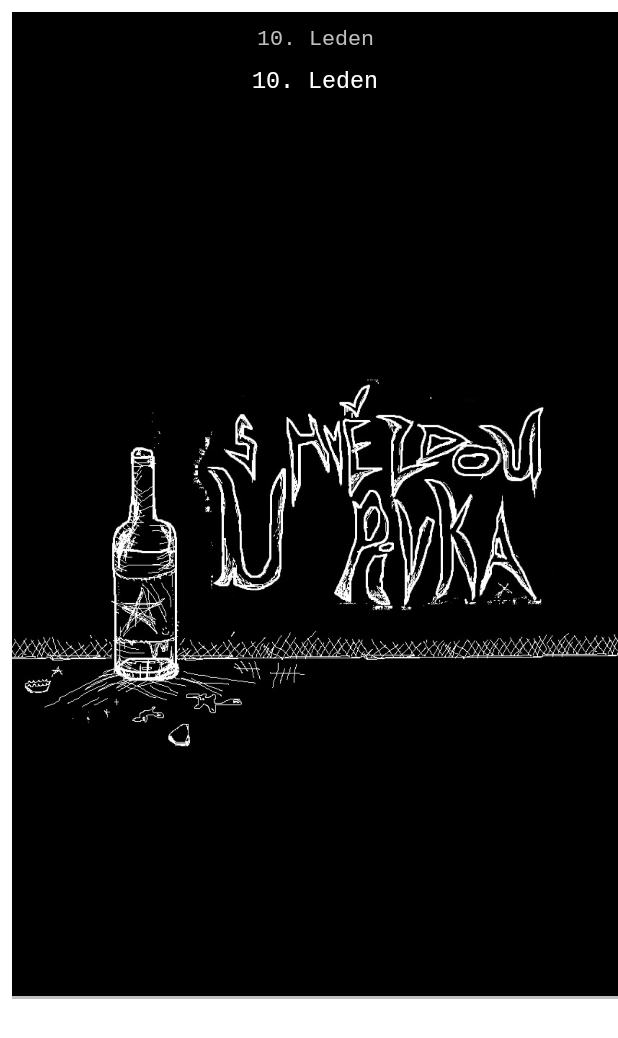
After one commit to vojtaiii/Radio_Sumys, an Android app: the layout news_item.xml on its own in the app's theme, with its tools: preview values and no code run, on a phone screen of 412 x 824 dp. The commit adds this screen. Shown: the top 1038 px of the screen. Run offline under Robolectric (Android 15) with nearby library versions, the phone set to English and light mode, and no system bars; network calls fail.

Commit message:
News section implemented

```diff
--- a/app/src/main/java/cz/sumys/rdiosum/applications/SumysApplication.kt
+++ b/app/src/main/java/cz/sumys/rdiosum/applications/SumysApplication.kt
@@ -5,6 +5,7 @@ import android.app.Notification
 import android.app.NotificationChannel
 import android.app.NotificationManager
 import android.os.Build
+import com.jakewharton.threetenabp.AndroidThreeTen
 
 class SumysApplication: Application() {
     //private lateinit var log: Logger
@@ -17,6 +18,7 @@ class SumysApplication: Application() {
         super.onCreate()
 
         //createLogFolder()
+        AndroidThreeTen.init(this)
         createNotificationChannels()
         //log.debug("Sumys application started")
     }
--- a/app/src/main/java/cz/sumys/rdiosum/viewmodels/ChatViewModel.kt
+++ b/app/src/main/java/cz/sumys/rdiosum/viewmodels/ChatViewModel.kt
@@ -1,3 +1,4 @@
+
 package cz.sumys.rdiosum.viewmodels
 
 import android.app.Application
@@ -270,7 +271,7 @@ class ChatViewModel(val database: SumysDatabaseDao, application: Application)
 
 
     private companion object {
-        private val MAX_NICK_LENGTH: Int = 12
+        private const val MAX_NICK_LENGTH: Int = 12
         private val LIVECHAT_SLYS_URL: URL = URL("https://devel.radio.sumys.cz/scripts/livechat-slys.py")
         private val LIVECHAT_PREV_URL: URL = URL("https://devel.radio.sumys.cz/scripts/livechat-prev.py")
         private val LIVECHAT_MLUV_URL: URL = URL("https://devel.radio.sumys.cz/scripts/livechat-mluv.py")
--- /dev/null
+++ b/app/src/main/res/layout/news_item.xml
@@ -0,0 +1,69 @@
+<?xml version="1.0" encoding="utf-8"?>
+<layout xmlns:android="http://schemas.android.com/apk/res/android"
+    xmlns:app="http://schemas.android.com/apk/res-auto"
+    xmlns:tools="http://schemas.android.com/tools">
+
+    <data>
+        <variable
+            name="news_message"
+            type="cz.sumys.rdiosum.database.NewsMessage" />
+    </data>
+
+    <androidx.constraintlayout.widget.ConstraintLayout
+        android:layout_width="match_parent"
+        android:layout_height="wrap_content"
+        android:background="@color/black"
+        android:layout_marginStart="8dp"
+        android:layout_marginTop="8dp">
+
+        <TextView
+            android:id="@+id/newsDate"
+            android:layout_width="wrap_content"
+            android:layout_height="wrap_content"
+            android:layout_marginTop="4dp"
+            android:paddingStart="8dp"
+            android:paddingTop="4dp"
+            android:paddingEnd="8dp"
+            android:text="10. Leden"
+            android:textColor="#C0C0C0"
+            app:layout_constraintEnd_toEndOf="parent"
+            app:layout_constraintStart_toStartOf="parent"
+            app:layout_constraintTop_toTopOf="parent"
+            tools:ignore="HardcodedText" />
+
+        <TextView
+            android:id="@+id/newsMessage"
+            android:layout_width="wrap_content"
+            android:layout_height="wrap_content"
+            android:layout_marginTop="4dp"
+            android:paddingStart="8dp"
+            android:paddingTop="4dp"
+            android:paddingEnd="8dp"
+            android:text="10. Leden"
+            android:textColor="@color/white"
+            android:textSize="16sp"
+            app:layout_constraintEnd_toEndOf="parent"
+            app:layout_constraintStart_toStartOf="parent"
+            app:layout_constraintTop_toBottomOf="@id/newsDate"
+            tools:ignore="HardcodedText" />
+
+        <ImageView
+            android:id="@+id/newsImage"
+            android:layout_width="wrap_content"
+            android:layout_height="wrap_content"
+            android:layout_marginTop="16dp"
+            app:layout_constraintStart_toStartOf="parent"
+            app:layout_constraintEnd_toEndOf="parent"
+            app:layout_constraintTop_toBottomOf="@id/newsMessage"
+            app:srcCompat="@drawable/hvezda_u_pivka" />
+
+        <View
+            android:layout_width="match_parent"
+            android:layout_height="2dp"
+            android:layout_marginTop="16dp"
+            app:layout_constraintTop_toBottomOf="@id/newsImage"
+            android:background="#C0C0C0"/>
+
+
+    </androidx.constraintlayout.widget.ConstraintLayout>
+</layout>
--- a/app/src/main/res/menu/bottom_menu.xml
+++ b/app/src/main/res/menu/bottom_menu.xml
@@ -6,6 +6,12 @@
         android:id="@+id/titleFragment"
         android:icon="@drawable/ic_radio"
         android:title="Rádio"
+        tools:ignore="HardcodedText" />
+
+    <item
+        android:id="@+id/newsFragment"
+        android:icon="@drawable/ic_novinky"
+        android:title="Novinky"
         tools:ignore="HardcodedText" />
 
     <item
--- a/app/src/main/res/navigation/navigation.xml
+++ b/app/src/main/res/navigation/navigation.xml
@@ -21,4 +21,8 @@
         android:id="@+id/archivFragment"
         android:name="cz.sumys.rdiosum.fragments.ArchivFragment"
         tools:layout="@layout/fragment_archiv" />
+    <fragment
+        android:id="@+id/newsFragment"
+        android:name="cz.sumys.rdiosum.fragments.NewsFragment"
+        tools:layout="@layout/fragment_news" />
 </navigation>
```
Also changed, not shown: app/build.gradle (+7 -1 lines), app/src/main/java/cz/sumys/rdiosum/adapters/NewsListAdapter.kt (added, +88 -0 lines), app/src/main/java/cz/sumys/rdiosum/database/DatabaseViewModelFactory.kt (deleted, +0 -39 lines), app/src/main/java/cz/sumys/rdiosum/database/NewsDatabase.kt (added, +36 -0 lines), app/src/main/java/cz/sumys/rdiosum/database/NewsDatabaseDao.kt (added, +32 -0 lines), app/src/main/java/cz/sumys/rdiosum/database/NewsMessage.kt (added, +20 -0 lines), app/src/main/java/cz/sumys/rdiosum/factories/NewsViewModelFactory.kt (added, +27 -0 lines), app/src/main/java/cz/sumys/rdiosum/fragments/NewsFragment.kt (+71 -25 lines), app/src/main/java/cz/sumys/rdiosum/utilities/BackgroundSumysService.kt (+16 -0 lines), app/src/main/java/cz/sumys/rdiosum/viewmodels/NewsViewModel.kt (added, +190 -0 lines), app/src/main/res/layout/fragment_news.xml (+21 -18 lines). Lines whose indentation alone changed are shown as unchanged.
